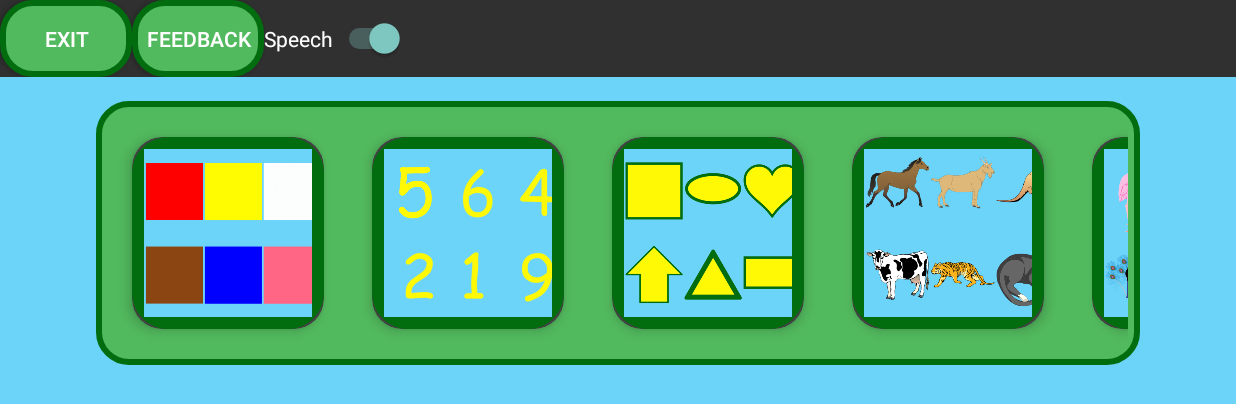
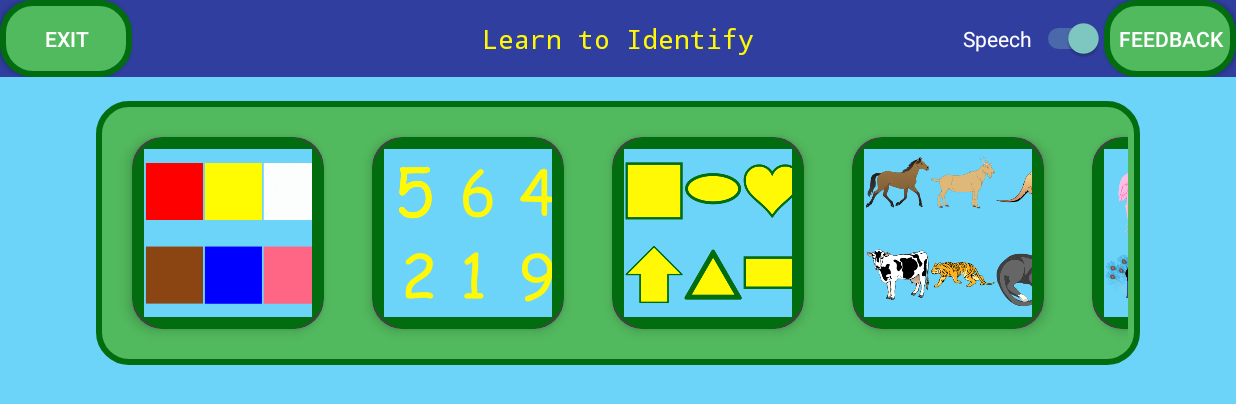
Before and after one commit to hajaar/LearnColoursNumbersShapes, an Android app: the screen it shows after launch (MainActivity), on a phone screen of 824 x 412 dp (held sideways). Shown: the top 404 px of the screen. Run offline under Robolectric (Android 15) with nearby library versions, the phone set to English and light mode, and no system bars; libraries missing offline, so code that uses them is left out: com.github.paolorotolo.appintro.

Commit message:
formatted header

```diff
--- a/app/src/main/java/com/skva/learncolours/MainActivity.java
+++ b/app/src/main/java/com/skva/learncolours/MainActivity.java
@@ -32,22 +32,17 @@ public class MainActivity extends FragmentActivity implements HomeScreenFragment
     private SharedPreferences getPrefs;
     private Boolean isScreenSizeLarge = false;
 
+
     @Override
     protected void onCreate(Bundle savedInstanceState) {
         super.onCreate(savedInstanceState);
 
         setContentView(R.layout.activity_main);
-        detector = new SimpleGestureFilter(this, this);
-        int uiOptions = getWindow().getDecorView().getSystemUiVisibility();
-        uiOptions &= ~View.SYSTEM_UI_FLAG_LOW_PROFILE;
-        uiOptions |= View.SYSTEM_UI_FLAG_FULLSCREEN;
-        uiOptions |= View.SYSTEM_UI_FLAG_HIDE_NAVIGATION;
-        uiOptions |= View.SYSTEM_UI_FLAG_IMMERSIVE;
-        uiOptions &= ~View.SYSTEM_UI_FLAG_IMMERSIVE_STICKY;
-        getWindow().getDecorView().setSystemUiVisibility(uiOptions);
+        fullScreen();
         if (getResources().getConfiguration().smallestScreenWidthDp >= 600) {
             isScreenSizeLarge = true;
         }
+
         mFirebaseAnalytics = FirebaseAnalytics.getInstance(this);
         if (savedInstanceState != null) {
             getFragmentManager().executePendingTransactions();
@@ -62,24 +57,8 @@ public class MainActivity extends FragmentActivity implements HomeScreenFragment
         getSupportFragmentManager().beginTransaction()
                 .replace(R.id.rootframe, homeScreenFragment, "HOME").addToBackStack("HOME").commit();
 
-        if (isScreenSizeLarge) {
+        checkforSpeech();
 
-        }
-
-        getPrefs = PreferenceManager
-                .getDefaultSharedPreferences(this);
-        shouldIspeak = getPrefs.getBoolean("shouldIspeak", true);
-        speech_switch = (Switch) findViewById(R.id.speech_switch);
-        speech_switch.setChecked(shouldIspeak);
-        speech_switch.setOnCheckedChangeListener(new CompoundButton.OnCheckedChangeListener() {
-            @Override
-            public void onCheckedChanged(CompoundButton compoundButton, boolean b) {
-                SharedPreferences.Editor e = getPrefs.edit();
-                shouldIspeak = speech_switch.isChecked();
-                e.putBoolean("shouldIspeak", shouldIspeak);
-                e.apply();
-            }
-        });
 
 
         button1 = (Button) findViewById(R.id.back);
@@ -134,6 +113,7 @@ public class MainActivity extends FragmentActivity implements HomeScreenFragment
                 }
             }
         });
+        fullScreen();
 
     }
 
@@ -184,6 +164,7 @@ public class MainActivity extends FragmentActivity implements HomeScreenFragment
             msg = "Exit";
         }
         button1.setText(msg);
+
         transaction.replace(rootid, newFragment, "GAME");
         transaction.addToBackStack("GAME");
             transaction.commit();
@@ -247,4 +228,32 @@ public class MainActivity extends FragmentActivity implements HomeScreenFragment
 
         }
     }
+
+    private void fullScreen() {
+        detector = new SimpleGestureFilter(this, this);
+        int uiOptions = getWindow().getDecorView().getSystemUiVisibility();
+        uiOptions &= ~View.SYSTEM_UI_FLAG_LOW_PROFILE;
+        uiOptions |= View.SYSTEM_UI_FLAG_FULLSCREEN;
+        uiOptions |= View.SYSTEM_UI_FLAG_HIDE_NAVIGATION;
+        uiOptions |= View.SYSTEM_UI_FLAG_IMMERSIVE;
+        uiOptions &= ~View.SYSTEM_UI_FLAG_IMMERSIVE_STICKY;
+        getWindow().getDecorView().setSystemUiVisibility(uiOptions);
+    }
+
+    private void checkforSpeech() {
+        getPrefs = PreferenceManager
+                .getDefaultSharedPreferences(this);
+        shouldIspeak = getPrefs.getBoolean("shouldIspeak", true);
+        speech_switch = (Switch) findViewById(R.id.speech_switch);
+        speech_switch.setChecked(shouldIspeak);
+        speech_switch.setOnCheckedChangeListener(new CompoundButton.OnCheckedChangeListener() {
+            @Override
+            public void onCheckedChanged(CompoundButton compoundButton, boolean b) {
+                SharedPreferences.Editor e = getPrefs.edit();
+                shouldIspeak = speech_switch.isChecked();
+                e.putBoolean("shouldIspeak", shouldIspeak);
+                e.apply();
+            }
+        });
+    }
 }
--- /dev/null
+++ b/app/src/main/res/anim/exit_to_top.xml
@@ -0,0 +1,10 @@
+<?xml version="1.0" encoding="utf-8"?>
+<set xmlns:android="http://schemas.android.com/apk/res/android"
+     android:shareInterpolator="false">
+    <translate
+        android:duration="700"
+        android:fromXDelta="0%"
+        android:fromYDelta="0%"
+        android:toXDelta="0%"
+        android:toYDelta="-100%"/>
+</set>
--- a/app/src/main/res/layout-sw600dp/activity_main.xml
+++ b/app/src/main/res/layout-sw600dp/activity_main.xml
@@ -6,10 +6,11 @@
 
     android:orientation="vertical">
 
-    <LinearLayout
+    <RelativeLayout
         android:layout_width="match_parent"
         android:layout_height="0dp"
         android:layout_weight="1"
+        android:background="@color/colorPrimaryDark"
         android:orientation="horizontal">
 
 
@@ -17,23 +18,36 @@
             android:id="@+id/back"
             android:layout_width="wrap_content"
             android:layout_height="match_parent"
+            android:layout_alignParentStart="true"
             android:background="@drawable/skipcustomborder"
             android:text="@string/exit_game"/>
+
+        <TextView
+            style="@style/LabelText"
+            android:layout_width="wrap_content"
+
+            android:layout_height="match_parent"
+            android:layout_centerHorizontal="true"
+            android:gravity="center"
+            android:text="@string/app_name"/>
+
+        <Switch
+            android:id="@+id/speech_switch"
+            android:layout_width="wrap_content"
+            android:layout_height="match_parent"
+            android:layout_toLeftOf="@+id/feedback"
+            android:text="Speech"/>
 
         <Button
             android:id="@+id/feedback"
             android:layout_width="wrap_content"
             android:layout_height="match_parent"
+            android:layout_alignParentRight="true"
             android:background="@drawable/skipcustomborder"
             android:text="@string/action_feedback"/>
 
-        <Switch
-            android:id="@+id/speech_switch"
-            android:layout_width="wrap_content"
-            android:layout_height="match_parent"
-            android:text="Speech"/>
 
-    </LinearLayout>
+    </RelativeLayout>
 
     <FrameLayout android:id="@+id/rootframe"
 
--- a/app/src/main/res/layout/activity_main.xml
+++ b/app/src/main/res/layout/activity_main.xml
@@ -4,12 +4,14 @@
     android:layout_width="match_parent"
     android:layout_height="match_parent"
 
+
     android:orientation="vertical">
 
-    <LinearLayout
+    <RelativeLayout
         android:layout_width="match_parent"
         android:layout_height="0dp"
         android:layout_weight="1"
+        android:background="@color/colorPrimaryDark"
         android:orientation="horizontal">
 
 
@@ -17,23 +19,36 @@
             android:id="@+id/back"
             android:layout_width="wrap_content"
             android:layout_height="match_parent"
+            android:layout_alignParentStart="true"
             android:background="@drawable/skipcustomborder"
             android:text="@string/exit_game"/>
+
+        <TextView
+            style="@style/LabelText"
+            android:layout_width="wrap_content"
+
+            android:layout_height="match_parent"
+            android:layout_centerHorizontal="true"
+            android:gravity="center"
+            android:text="@string/app_name"/>
+
+        <Switch
+            android:id="@+id/speech_switch"
+            android:layout_width="wrap_content"
+            android:layout_height="match_parent"
+            android:layout_toLeftOf="@+id/feedback"
+            android:text="Speech"/>
 
         <Button
             android:id="@+id/feedback"
             android:layout_width="wrap_content"
             android:layout_height="match_parent"
+            android:layout_alignParentRight="true"
             android:background="@drawable/skipcustomborder"
             android:text="@string/action_feedback"/>
 
-        <Switch
-            android:id="@+id/speech_switch"
-            android:layout_width="wrap_content"
-            android:layout_height="match_parent"
-            android:text="Speech"/>
 
-    </LinearLayout>
+    </RelativeLayout>
 
     <FrameLayout android:id="@+id/rootframe"
 
```
